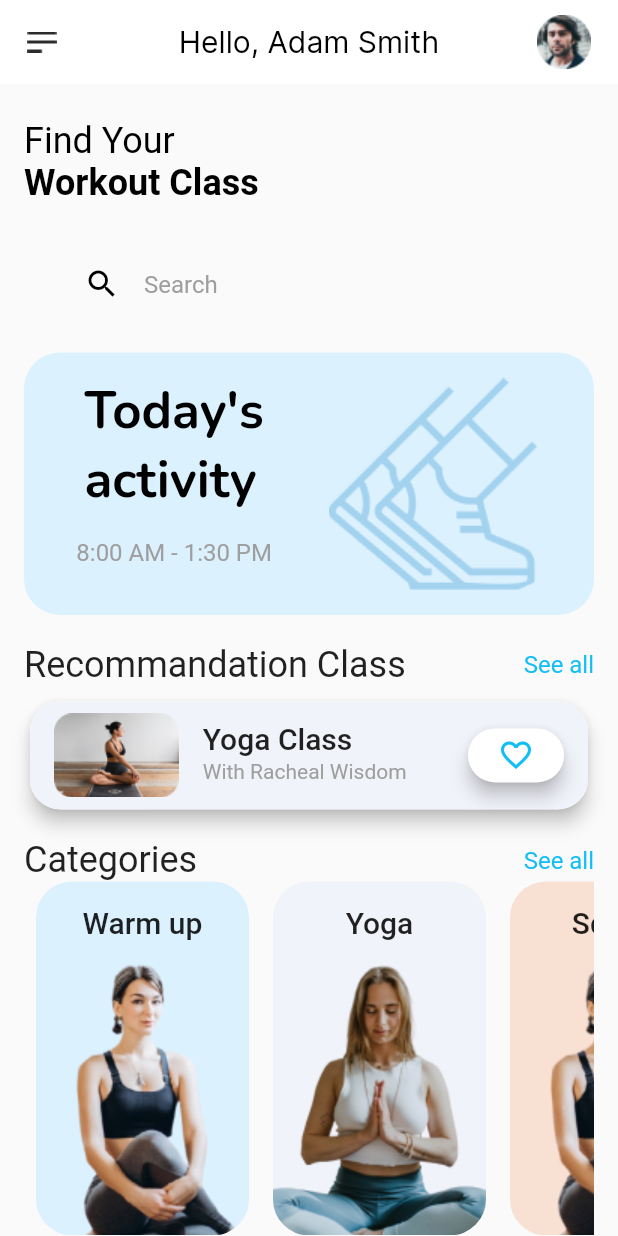
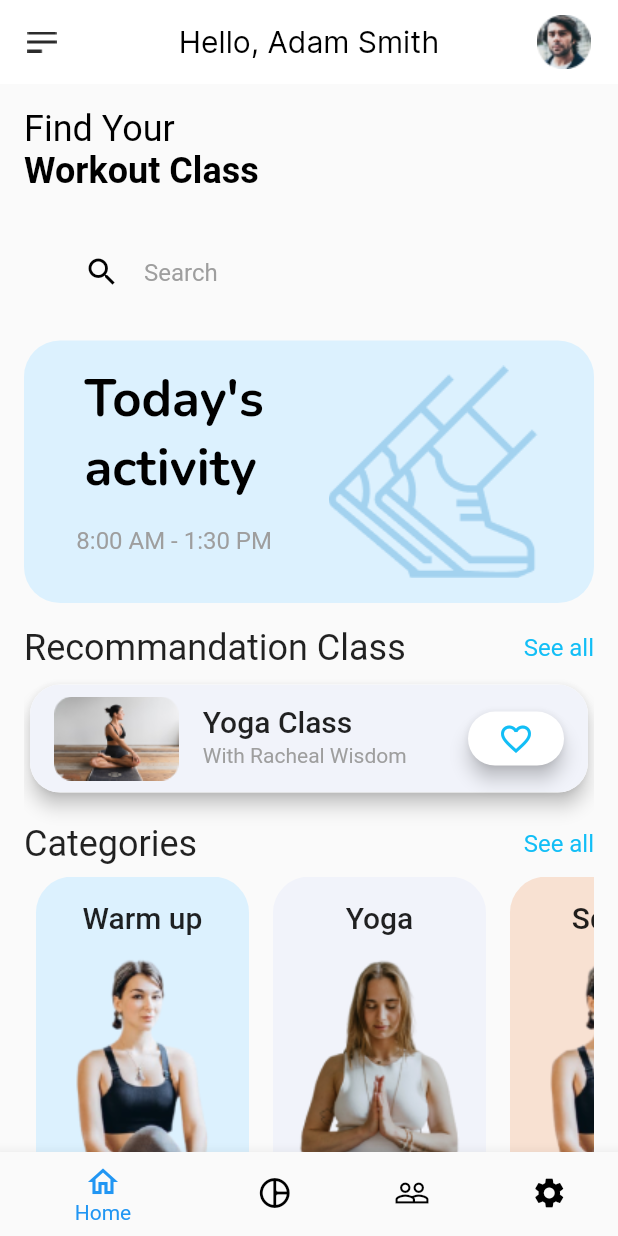
Before and after one commit to ImrulEmon/Health-Fitness, a Flutter app: the HomePage screen opened directly, on a phone screen of 412 x 824 dp. Run offline on Flutter 3.47's test engine with Material 2 defaults, Android fonts, the phone set to English and light mode, and no system bars; our stand-ins replace google_fonts.

Commit message:
Bottom Nav Widget

```diff
--- a/lib/screens/home_page.dart
+++ b/lib/screens/home_page.dart
@@ -5,6 +5,7 @@ import 'package:health_fitness/widgets/search_widget.dart';
 import '../constants/hl_constants.dart';
 import '../widgets/circle_avater_widget.dart';
 import '../widgets/category_card_widget.dart';
+import '../widgets/navigation_bar_widget.dart';
 
 class HomePage extends StatelessWidget {
   const HomePage({super.key});
@@ -24,10 +25,11 @@ class HomePage extends StatelessWidget {
       ),
       body: Padding(
         padding: const EdgeInsets.symmetric(horizontal: paddingDft),
+        child: SingleChildScrollView(
           child: Column(
             crossAxisAlignment: CrossAxisAlignment.start,
             children: [
-            const SizedBox(height: paddingDft * 1.5),
+              const SizedBox(height: paddingDft),
               const Text(
                 'Find Your',
                 style: TextStyle(
@@ -82,7 +84,7 @@ class HomePage extends StatelessWidget {
                 ),
               ),
               // ===== Today's Activity End =====
-            const SizedBox(height: paddingDft * 1.2),
+              const SizedBox(height: paddingDft),
               // ====== Recommandation Start =====
               //----- Recomandation Title -----
               Row(
@@ -157,6 +159,7 @@ class HomePage extends StatelessWidget {
                   ),
                 ],
               ),
+              const SizedBox(height: paddingDft * .5),
               //----- Scrollable Category Cards -----
               SingleChildScrollView(
                 scrollDirection: Axis.horizontal,
@@ -189,6 +192,9 @@ class HomePage extends StatelessWidget {
             ],
           ),
         ),
+      ),
+      // ignore: prefer_const_constructors
+      bottomNavigationBar: NavigationBarWidget(),
     );
   }
 }
--- /dev/null
+++ b/lib/widgets/navigation_bar_widget.dart
@@ -0,0 +1,43 @@
+import 'package:flutter/material.dart';
+
+class NavigationBarWidget extends StatefulWidget {
+  const NavigationBarWidget({super.key});
+
+  @override
+  State<NavigationBarWidget> createState() => _NavigationBarWidgetState();
+}
+
+class _NavigationBarWidgetState extends State<NavigationBarWidget> {
+  int myIndex = 0;
+  @override
+  Widget build(BuildContext context) {
+    return BottomNavigationBar(
+      onTap: (index) {
+        setState(() {
+          myIndex = index;
+        });
+      },
+      currentIndex: myIndex,
+      selectedItemColor: Colors.blue,
+      unselectedItemColor: Colors.black,
+      items: const [
+        BottomNavigationBarItem(
+          icon: Icon(Icons.home_outlined),
+          label: "Home",
+        ),
+        BottomNavigationBarItem(
+          icon: Icon(Icons.pie_chart_outline_rounded),
+          label: "Exercise",
+        ),
+        BottomNavigationBarItem(
+          icon: Icon(Icons.people_outline),
+          label: "People",
+        ),
+        BottomNavigationBarItem(
+          icon: Icon(Icons.settings),
+          label: "Settings",
+        ),
+      ],
+    );
+  }
+}
```
Lines whose indentation alone changed are shown as unchanged.
